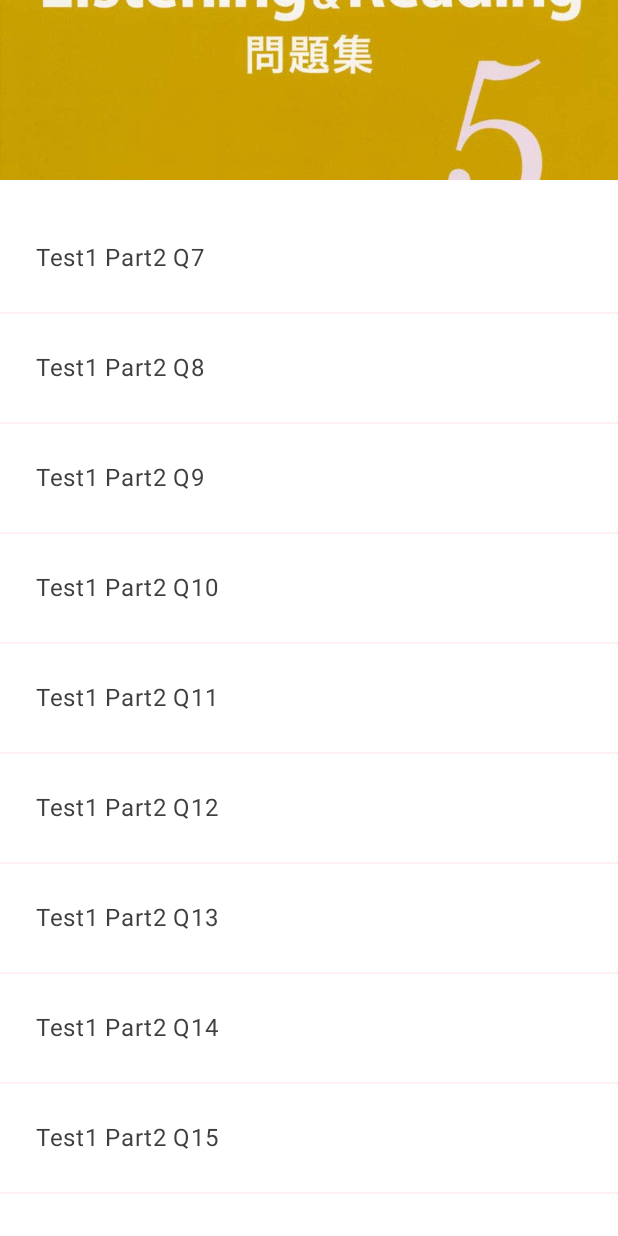
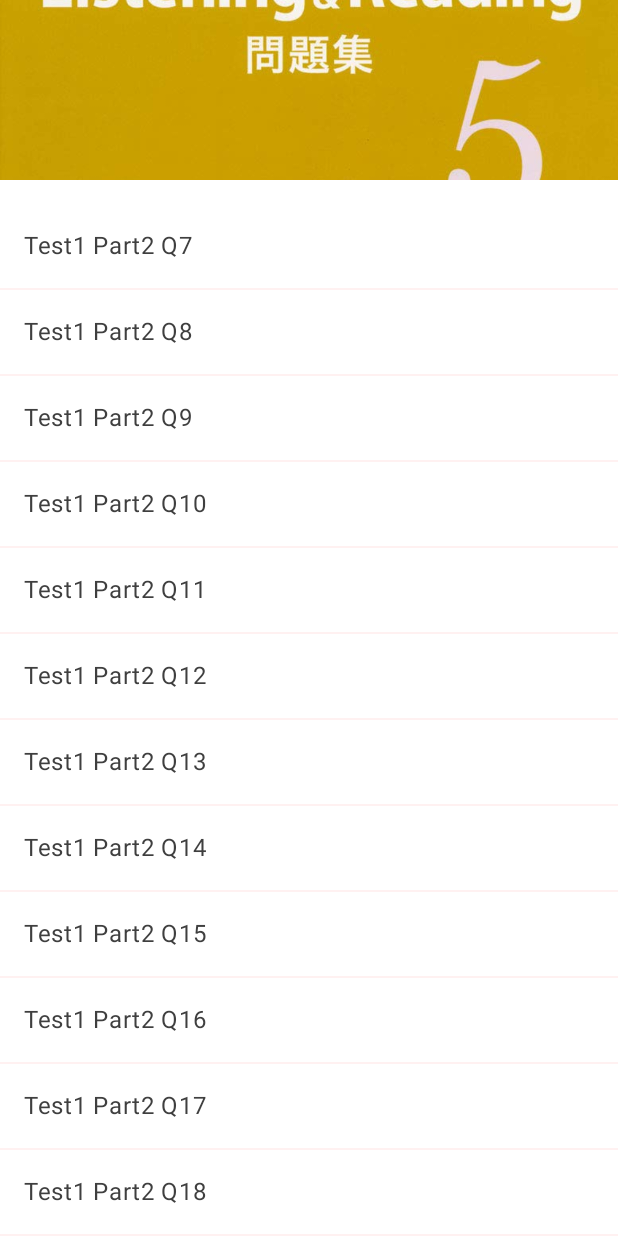
Before and after one commit to yoshida0261/Toeic5, an Android app built with Jetpack Compose: the composable Part2Screen shown on its own in the app's theme, on a phone screen of 412 x 824 dp. Run offline under Robolectric (Android 15) with nearby library versions, the phone set to English and light mode, and no system bars.

Commit message:
16.dpに変更

```diff
--- a/app/src/main/java/com/stah/toeic5/MainActivity.kt
+++ b/app/src/main/java/com/stah/toeic5/MainActivity.kt
@@ -60,7 +60,7 @@ fun Part2Screen(names: List<String> = List(25) { "Test1 Part2 Q${(7 + it)}" }) {
 fun NameList(names: List<String>, modifier: Modifier = Modifier) {
     LazyColumn(modifier = modifier) {
         items(items = names) { name ->
-            Text(modifier = Modifier.padding(24.dp), text = name)
+            Text(modifier = Modifier.padding(16.dp), text = name)
             Divider(color = pink100)
         }
     }
```
